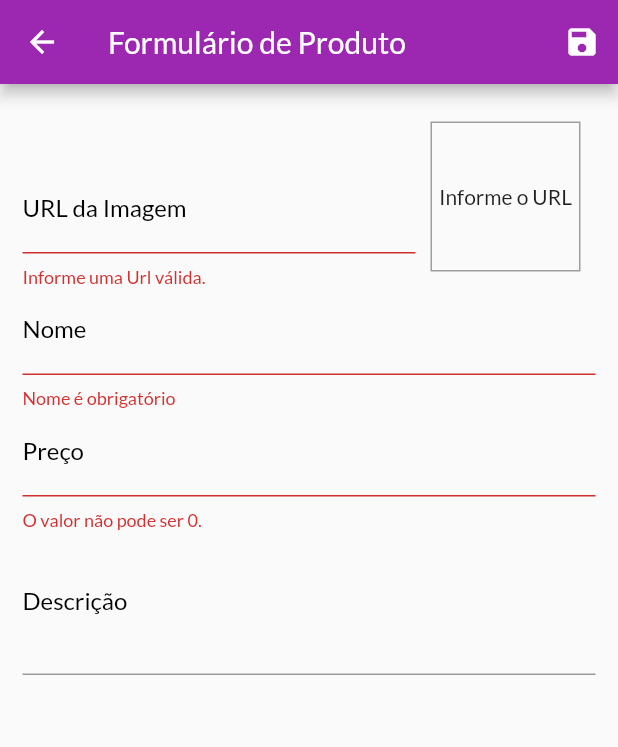
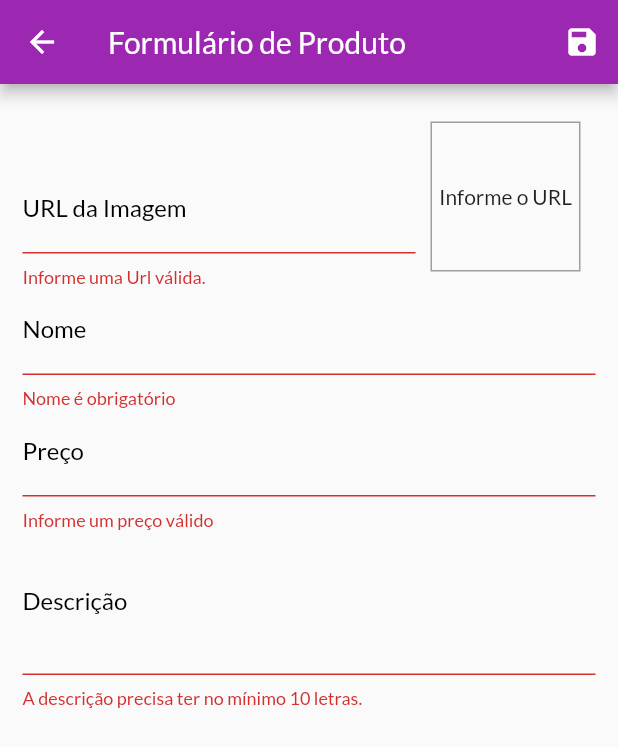
Before and after one commit to Mott4/shop, a Flutter app: the ProductFormPage screen opened by its route, after a tap on the "save" icon, on a phone screen of 412 x 824 dp. Shown: the top 747 px of the screen. Run offline on Flutter 3.47's test engine with Material 2 defaults, Android fonts, the phone set to English and light mode, and no system bars; network calls fail.

Commit message:
salvando produto - formulário

```diff
--- a/lib/src/models/product_list.dart
+++ b/lib/src/models/product_list.dart
@@ -1,3 +1,5 @@
+import 'dart:math';
+
 import 'package:flutter/material.dart';
 import 'package:shop/src/data/dummy_data.dart';
 import 'package:shop/src/models/product.dart';
@@ -31,6 +33,17 @@ class ProductList with ChangeNotifier {
     notifyListeners();
   }
 
+  void addProductFromData(Map<String, Object> data) {
+    final newProduct = Product(
+      id: Random().nextDouble().toString(),
+      name: data['name'] as String,
+      description: data['description'] as String,
+      price: data['price'] as double,
+      imageUrl: data['imageUrl'] as String,
+    );
+    addProduct(newProduct);
+  }
+
   void addProduct(Product product) {
     _items.add(product);
     notifyListeners();
--- a/lib/src/pages/product-form-page/product_form_page.dart
+++ b/lib/src/pages/product-form-page/product_form_page.dart
@@ -1,7 +1,9 @@
 import 'dart:math';
 
 import 'package:flutter/material.dart';
+import 'package:provider/provider.dart';
 import 'package:shop/src/models/product.dart';
+import 'package:shop/src/models/product_list.dart';
 
 class ProductFormPage extends StatefulWidget {
   const ProductFormPage({super.key});
@@ -56,17 +58,11 @@ class _ProductFormPageState extends State<ProductFormPage> {
       return;
     }
 
-    final newProduct = Product(
-      id: Random().nextDouble().toString(),
-      name: _formData['name'] as String,
-      description: _formData['description'] as String,
-      price: _formData['price'] as double,
-      imageUrl: _formData['imageUrl'] as String,
-    );
-
-    print(newProduct.id);
-    print(newProduct.name);
-    print(newProduct.price);
+    Provider.of<ProductList>(
+      context,
+      listen: false,
+    ).addProductFromData(_formData);
+    Navigator.of(context).pop();
   }
 
   @override
@@ -157,10 +153,11 @@ class _ProductFormPageState extends State<ProductFormPage> {
                 keyboardType: const TextInputType.numberWithOptions(decimal: true),
                 onSaved: (price) => _formData['price'] = double.parse(price ?? '0'),
                 validator: (_price) {
-                  final price = _price ?? '';
+                  final priceString = _price ?? '';
+                  final price = double.tryParse(priceString) ?? -1;
 
-                  if (price.toString().isEmpty) {
-                    return 'O valor não pode ser 0.';
+                  if (price <= 0) {
+                    return 'Informe um preço válido';
                   }
 
                   return null;
@@ -178,6 +175,15 @@ class _ProductFormPageState extends State<ProductFormPage> {
                 onFieldSubmitted: (_) {
                   submitForm();
                 },
+                validator: (_description) {
+                  final description = _description ?? '';
+
+                  if (description.trim().isEmpty) {
+                    return 'A descrição precisa ter no mínimo 10 letras.';
+                  }
+
+                  return null;
+                },
                 onSaved: (description) => _formData['description'] = description ?? '',
               ),
             ],
```
